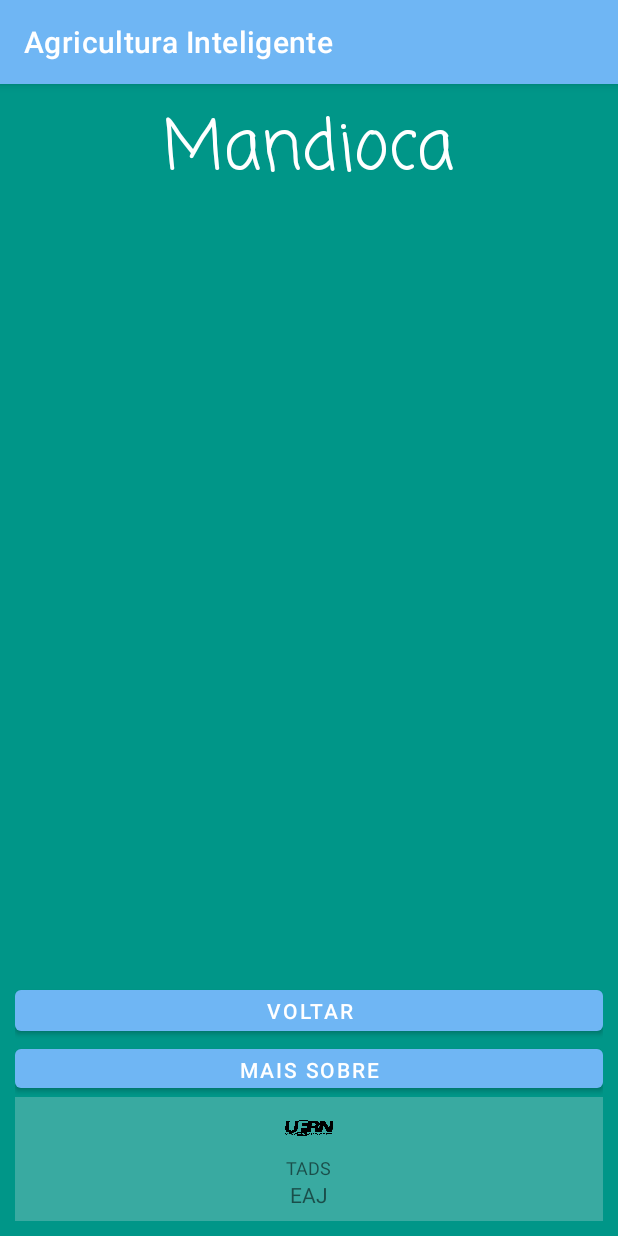
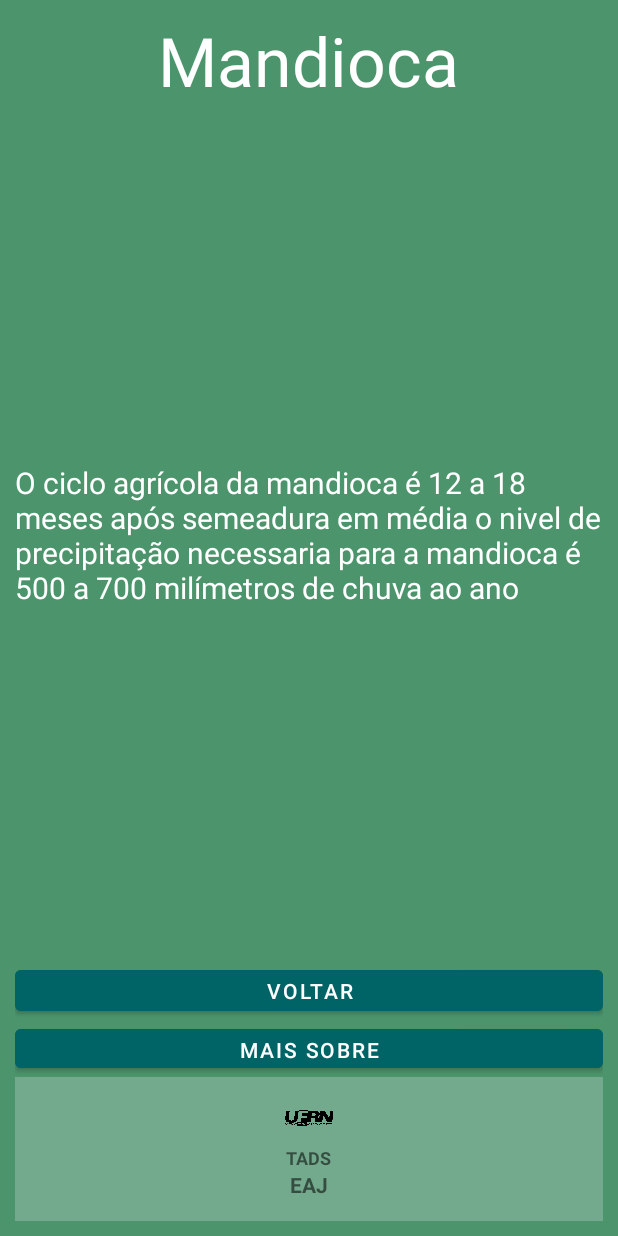
Before and after one commit to v0ltmx/AgriculturaInteligente, an Android app: the Agriculturas screen opened directly, with no data from a screen before it, after a tap on "MANDIOCA", on a phone screen of 412 x 824 dp. Run offline under Robolectric (Android 15) with nearby library versions, the phone set to English and light mode, and no system bars; our stand-ins replace data binding.

Commit message:
versao final app

```diff
--- a/app/src/main/java/com/example/agriculturainteligente/Agriculturas.kt
+++ b/app/src/main/java/com/example/agriculturainteligente/Agriculturas.kt
@@ -14,6 +14,10 @@ class Agriculturas : AppCompatActivity() {
     override fun onCreate(savedInstanceState: Bundle?) {
         super.onCreate(savedInstanceState)
         setContentView(R.layout.activity_agriculturas)
+        try {
+            this.supportActionBar!!.hide()
+        } catch (e: NullPointerException) {
+        }
         binding = DataBindingUtil.setContentView(this,R.layout.activity_agriculturas)
         binding.apply {
 
--- a/app/src/main/java/com/example/agriculturainteligente/culturas/Feijao.kt
+++ b/app/src/main/java/com/example/agriculturainteligente/culturas/Feijao.kt
@@ -16,6 +16,10 @@ class Feijao : AppCompatActivity() {
     override fun onCreate(savedInstanceState: Bundle?) {
         super.onCreate(savedInstanceState)
         setContentView(R.layout.activity_feijao)
+        try {
+            this.supportActionBar!!.hide()
+        } catch (e: NullPointerException) {
+        }
         binding = DataBindingUtil.setContentView(this,R.layout.activity_feijao)
 
         binding.apply {
--- a/app/src/main/java/com/example/agriculturainteligente/culturas/Mandioca.kt
+++ b/app/src/main/java/com/example/agriculturainteligente/culturas/Mandioca.kt
@@ -24,7 +24,10 @@ class Mandioca : AppCompatActivity() {
         setContentView(R.layout.activity_mandioca)
         binding = DataBindingUtil.setContentView(this,R.layout.activity_mandioca)
         //viewModel = ViewModelProvider(this).get(Vmodel::class.java)
-
+        try {
+            this.supportActionBar!!.hide()
+        } catch (e: NullPointerException) {
+        }
         binding.apply {
             voltarMandioca.setOnClickListener{
                 val intent = Intent(this@Mandioca, Agriculturas::class.java)
--- a/app/src/main/java/com/example/agriculturainteligente/culturas/Milho.kt
+++ b/app/src/main/java/com/example/agriculturainteligente/culturas/Milho.kt
@@ -18,7 +18,10 @@ class Milho : AppCompatActivity() {
         super.onCreate(savedInstanceState)
         setContentView(R.layout.activity_milho)
         binding = DataBindingUtil.setContentView(this,R.layout.activity_milho)
-
+        try {
+            this.supportActionBar!!.hide()
+        } catch (e: NullPointerException) {
+        }
         binding.apply {
             voltarMilho.setOnClickListener{
                 val intent = Intent(this@Milho, Agriculturas::class.java)
--- a/app/src/main/res/layout/activity_mandioca.xml
+++ b/app/src/main/res/layout/activity_mandioca.xml
@@ -10,17 +10,17 @@
     <androidx.constraintlayout.widget.ConstraintLayout
         android:layout_width="match_parent"
         android:layout_height="match_parent"
-        android:background="@color/colorAccent"
+        android:background="#4c956c"
         tools:context=".Mandioca">
 
         <RelativeLayout
             android:id="@+id/principalContainer"
             android:layout_width="match_parent"
             android:layout_height="match_parent"
+            android:layout_marginVertical="10dp"
+            android:layout_marginLeft="10dp"
             android:layout_marginTop="10dp"
-            android:layout_marginLeft="10dp"
             android:layout_marginRight="10dp"
-            android:layout_marginVertical="10dp"
             android:visibility="visible">
 
             <LinearLayout
@@ -34,7 +34,7 @@
                     android:id="@+id/address"
                     android:layout_width="wrap_content"
                     android:layout_height="wrap_content"
-                    android:fontFamily="casual"
+                    android:fontFamily="sans-serif"
                     android:text="Mandioca"
                     android:textColor="@color/design_default_color_surface"
                     android:textSize="45dp" />
@@ -45,28 +45,41 @@
             <LinearLayout
                 android:id="@+id/detailsContainer"
                 android:layout_width="match_parent"
-                android:layout_height="wrap_content"
+                android:layout_height="506dp"
                 android:layout_alignParentBottom="true"
                 android:orientation="vertical">
 
+
+                <TextView
+                    android:id="@+id/textView3"
+                    android:layout_width="match_parent"
+                    android:layout_height="131dp"
+                    android:fontFamily="sans-serif"
+                    android:text="@string/strMandioca"
+                    android:textColor="#FFFFFF"
+                    android:textSize="20sp" />
+
+                <LinearLayout
+                    android:layout_width="match_parent"
+                    android:layout_height="201dp"
+                    android:orientation="horizontal"
+                    android:weightSum="3">
+
+                </LinearLayout>
 
                 <Button
                     android:id="@+id/voltarMandioca"
                     android:layout_width="match_parent"
                     android:layout_height="39dp"
+                    android:backgroundTint="@color/botoes"
                     android:text="Voltar" />
 
                 <Button
                     android:id="@+id/botaoSobreMandioca"
                     android:layout_width="match_parent"
+                    android:backgroundTint="@color/botoes"
                     android:layout_height="38dp"
                     android:text="Mais Sobre" />
-
-                <LinearLayout
-                    android:layout_width="match_parent"
-                    android:layout_height="wrap_content"
-                    android:orientation="horizontal"
-                    android:weightSum="3">
 
                 <LinearLayout
                     android:layout_width="match_parent"
@@ -90,16 +103,18 @@
                         android:layout_width="wrap_content"
                         android:layout_height="wrap_content"
                         android:text="TADS"
-                            android:textSize="12dp" />
+                        android:textSize="12dp"
+                        android:textStyle="bold" />
 
                     <TextView
                         android:id="@+id/about"
                         android:layout_width="wrap_content"
                         android:layout_height="wrap_content"
                         android:text="EAJ"
-                            android:textSize="14dp" />
+                        android:textSize="14dp"
+                        android:textStyle="bold" />
                 </LinearLayout>
-                </LinearLayout>
+
 
             </LinearLayout>
 
--- a/app/src/main/res/values/colors.xml
+++ b/app/src/main/res/values/colors.xml
@@ -1,12 +1,14 @@
 <?xml version="1.0" encoding="utf-8"?>
 <resources>
-    <color name="colorPrimary">#6FB6F4</color>
+    <color name="colorPrimary">#4c956c</color>
+    <color name="botoes">#006466</color>
     <color name="colorPrimaryDark">#3E97F0</color>
     <color name="colorAccent">#009688</color>
 
     <color name="light_grey">#ABABAB</color>
     <color name="dark_grey">#333333</color>
     <color name="dark_blue">#405467</color>
+    <color name="colorTitleBar">#4c956c</color>
 
     <!-- google's material design colors from
      http://www.google.com/design/spec/style/color.html#color-ui-color-palette -->
--- a/app/src/main/res/values/strings.xml
+++ b/app/src/main/res/values/strings.xml
@@ -10,5 +10,13 @@
     <string name="texto2">Texto 2</string>
     <string name="texto3">Texto 3</string>
 
+    <string name="strMandioca">O ciclo agrícola da mandioca é 12 a 18 meses após semeadura
+    em média o nivel de precipitação necessaria para a mandioca é 500 a 700 milímetros de chuva ao ano</string>
+
+    <string name="strMilho">O ciclo agrícola do mulho no RN varia de 120 a 140 dias
+    em média anual a precipitação deve variar entre 250mm e 600mm</string>
+
+    <string name="strFeijao">O ciclo agrícola do feijão no estado do RN varia de 120 a 140 dias,
+    em média anual a precipitação deve variar entre 250 mm e 600 mm</string>
 
 </resources>
--- a/app/src/main/res/values/themes.xml
+++ b/app/src/main/res/values/themes.xml
@@ -10,7 +10,7 @@
         <item name="colorSecondaryVariant">@color/md_teal_700</item>
         <item name="colorOnSecondary">@color/md_black_1000</item>
         <!-- Status bar color. -->
-        <item name="android:statusBarColor" tools:targetApi="l">?attr/colorPrimaryVariant</item>
+        <item name="android:statusBarColor" tools:targetApi="l">@color/colorTitleBar</item>
         <!-- Customize your theme here. -->
     </style>
 </resources>
```
Also changed, not shown: app/src/main/java/com/example/agriculturainteligente/Calculo.kt (+19 -14 lines), app/src/main/java/com/example/agriculturainteligente/MainActivity.kt (+7 -2 lines), app/src/main/java/com/example/agriculturainteligente/MaisSobre.kt (+19 -3 lines), app/src/main/res/layout/activity_agriculturas.xml (+13 -13 lines), app/src/main/res/layout/activity_calculo.xml (+27 -110 lines), app/src/main/res/layout/activity_feijao.xml (+20 -17 lines), app/src/main/res/layout/activity_main.xml (+16 -27 lines), app/src/main/res/layout/activity_mais_sobre.xml (+36 -11 lines), app/src/main/res/layout/activity_milho.xml (+18 -14 lines). Lines whose indentation alone changed are shown as unchanged.
